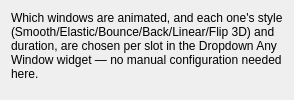
Old version of the form effect/contents/ui/config.ui in the repository robinsongina/plasma-dropdown-any.
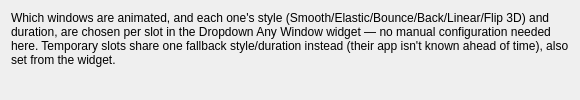
New version of the form.

Commit message: feat: temporary slots (bind-on-trigger dropdowns)

Diff of the .ui file:
```diff
--- a/effect/contents/ui/config.ui
+++ b/effect/contents/ui/config.ui
@@ -6,7 +6,7 @@
    <item row="0" column="0" colspan="2">
     <widget class="QLabel" name="label_ManagedClassesNote">
      <property name="text">
-      <string>Which windows are animated, and each one's style (Smooth/Elastic/Bounce/Back/Linear/Flip 3D) and duration, are chosen per slot in the Dropdown Any Window widget — no manual configuration needed here.</string>
+      <string>Which windows are animated, and each one's style (Smooth/Elastic/Bounce/Back/Linear/Flip 3D) and duration, are chosen per slot in the Dropdown Any Window widget — no manual configuration needed here. Temporary slots share one fallback style/duration instead (their app isn't known ahead of time), also set from the widget.</string>
      </property>
      <property name="wordWrap">
       <bool>true</bool>
```
The commit also changes 7 other files.
